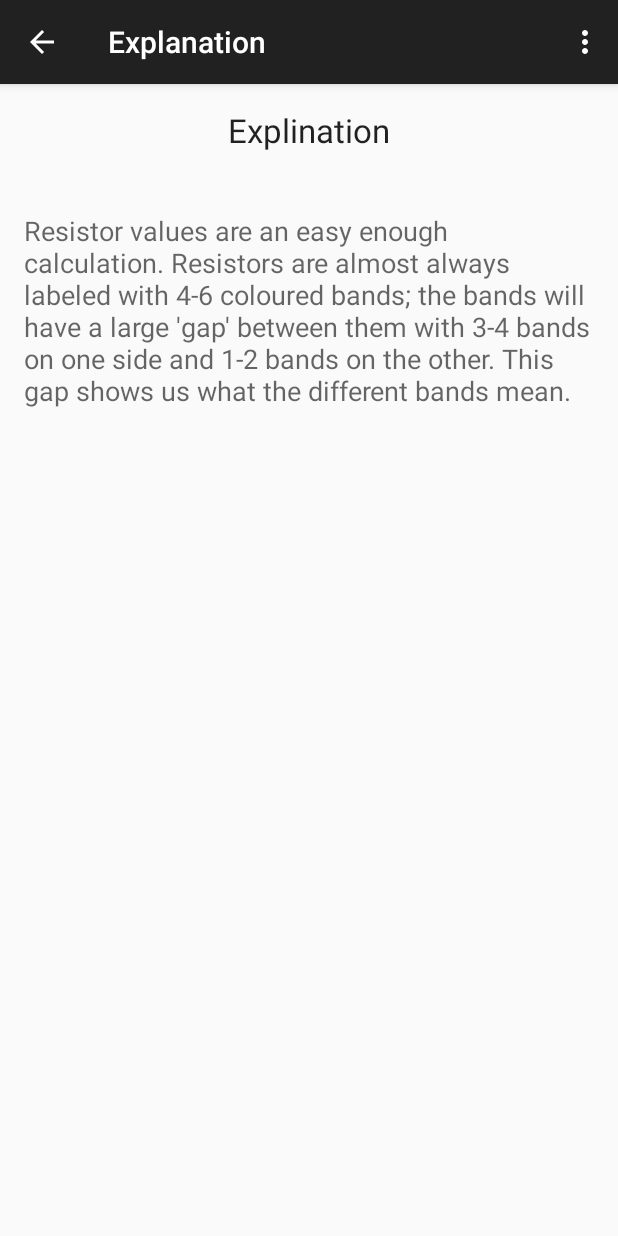
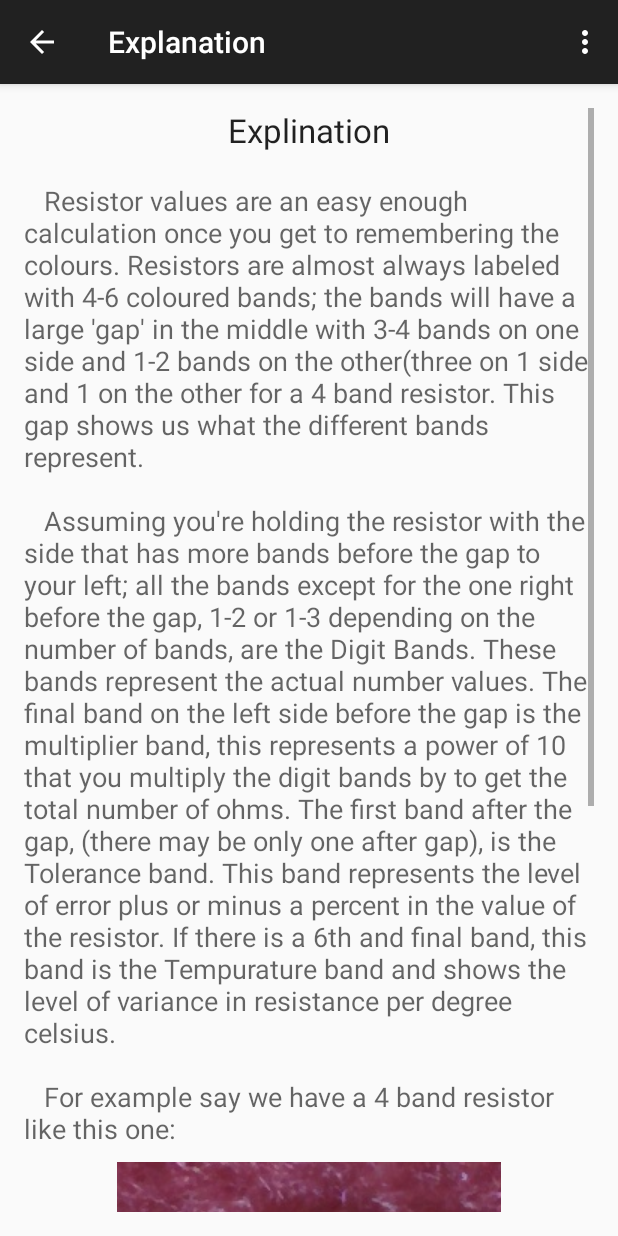
Before and after one commit to drew887/Resistor-Calculator, an Android app: the screen it shows after launch (ExplainActivity), in the options menu, after a tap on "Explanation", on a phone screen of 412 x 824 dp. Run offline under Robolectric (Android 15) with nearby library versions, the phone set to English and light mode, and no system bars.

Commit message:
Fleshed out explination

```diff
--- a/app/src/main/java/com/rocketgrenade/resistorcalulator/ExplainActivity.java
+++ b/app/src/main/java/com/rocketgrenade/resistorcalulator/ExplainActivity.java
@@ -4,6 +4,7 @@ import android.support.v7.app.ActionBarActivity;
 import android.os.Bundle;
 import android.view.Menu;
 import android.view.MenuItem;
+import android.widget.ImageView;
 
 
 public class ExplainActivity extends ActionBarActivity {
@@ -12,6 +13,7 @@ public class ExplainActivity extends ActionBarActivity {
     protected void onCreate(Bundle savedInstanceState) {
         super.onCreate(savedInstanceState);
         setContentView(R.layout.activity_explain);
+        ImageView resistorImg = (ImageView) findViewById(R.id.exampleResistorImg);
     }
 
     @Override
--- a/app/src/main/java/com/rocketgrenade/resistorcalulator/MainActivity.java
+++ b/app/src/main/java/com/rocketgrenade/resistorcalulator/MainActivity.java
@@ -80,10 +80,13 @@ public class MainActivity extends ActionBarActivity {
         firstBandPicker.setMinValue(1);
         firstBandPicker.setMaxValue(9);
         firstBandPicker.setOnValueChangedListener(colorChangeListener);
+        firstBandPicker.setBackgroundColor(Color.rgb(210, 105, 30));
 
         secondBandPicker = (NumberPicker) findViewById(R.id.secondBandPicker);
         secondBandPicker.setMaxValue(9);
         secondBandPicker.setOnValueChangedListener(colorChangeListener);
+        secondBandPicker.setBackgroundColor(Color.BLACK);
+        setColor(secondBandPicker, Color.WHITE);
 
         thirdBandPicker = (NumberPicker) findViewById(R.id.thirdBandPicker);
         thirdBandPicker.setMaxValue(9);
--- a/app/src/main/res/layout/activity_explain.xml
+++ b/app/src/main/res/layout/activity_explain.xml
@@ -33,11 +33,31 @@
                 android:layout_width="wrap_content"
                 android:layout_height="wrap_content"
                 android:textAppearance="?android:attr/textAppearanceMedium"
-                android:text="@string/explain"
-                android:id="@+id/textView4"
+                android:text="@string/explain1"
+                android:id="@+id/explainPara1"
                 android:layout_below="@+id/textView3"
                 android:layout_centerHorizontal="true"
-                android:layout_marginTop="40dp" />
+                android:layout_marginTop="20dp" />
+
+            <ImageView
+                android:layout_width="wrap_content"
+                android:layout_height="wrap_content"
+                android:id="@+id/exampleResistorImg"
+                android:contentDescription="resistor"
+                android:layout_below="@+id/explainPara1"
+                android:layout_centerHorizontal="true"
+                android:layout_marginTop="10dp"
+                android:src="@drawable/resistor_example" />
+
+            <TextView
+                android:layout_width="wrap_content"
+                android:layout_height="wrap_content"
+                android:textAppearance="?android:attr/textAppearanceMedium"
+                android:text="@string/explain2"
+                android:id="@+id/explainPara2"
+                android:layout_below="@+id/exampleResistorImg"
+                android:layout_centerHorizontal="true"
+                android:layout_marginTop="10dp"/>
         </RelativeLayout>
     </ScrollView>
 
--- a/app/src/main/res/values/strings.xml
+++ b/app/src/main/res/values/strings.xml
@@ -1,12 +1,36 @@
 <resources>
-    <string name="app_name">Resistor Calulator</string>
-    <string name="digitTitle">Digit Bands</string>
+    <string name="app_name">Resistor Calculator</string>
+    <string name="digitTitle">Digit &amp; Multiplier Bands</string>
     <string name="toleranceTitle">Tolerance &amp; Temperature</string>
     <string name="action_settings">Explanation</string>
     <string name="title_activity_explain">Explanation</string>
-    <string name="explain">Resistor values are an easy enough calculation. Resistors are almost
-        always labeled with 4-6 coloured bands; the bands will have a large \'gap\' between them with
-        3-4 bands on one side and 1-2 bands on the other. This gap shows us what the different bands
-        mean.</string>
+    <string name="explain1">\tResistor values are an easy enough calculation once you get to
+        remembering the colours. Resistors are almost always labeled with 4-6 coloured bands;
+        the bands will have a large \'gap\' in the middle with 3-4 bands on one side and 1-2 bands on
+        the other(three on 1 side and 1 on the other for a 4 band resistor. This gap shows us what
+        the different bands represent.
+        \n\n
+        \tAssuming you\'re holding the resistor with the side that has more bands before the gap
+        to your left; all the bands except for the one right before the gap, 1-2 or 1-3 depending on
+        the number of bands, are the Digit Bands. These bands represent the actual number values.
+        The final band on the left side before the gap is the multiplier band, this represents a
+        power of 10 that you multiply the digit bands by to get the total number of ohms. The first
+        band after the gap, (there may be only one after gap), is the Tolerance band. This band
+        represents the level of error plus or minus a percent in the value of the resistor. If there
+        is a 6th and final band, this band is the Tempurature band and shows the level of variance in
+        resistance per degree celsius.
+        \n\n
+        \tFor example say we have a 4 band resistor like this one:
+    </string>
+    <string name="explain2" formatted="false">
+        \tThe first two bands are the Digit bands, the third band would be the multiplier band, and
+        that forth band after the gap, (its hard to see in a picture but in real life the gap size
+        difference is there), is the tolerance band.
+        \n\n
+        \tSo the first two bands are Yellow(4) and Purple(7), this means our base number is 47.
+        Looking at the third band we see that it is Black(0) which means we multiply our 47 by 10 to
+        the power of 0, which is 1, so our final ohms value is 47. Finally we tack on our tolerance
+        band Gold(5%) meaning that our resistor is a 47ohm resistor with plus or minus 5% tolerance!
+    </string>
 
 </resources>
```
Also changed, not shown: app/src/main/res/drawable/resistor_example.png (added), 2 other files.
